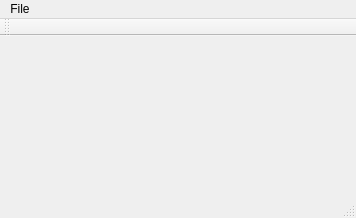
Qt form ktv/mainwindow.ui (jayavarman/qt-ktv) before a commit.
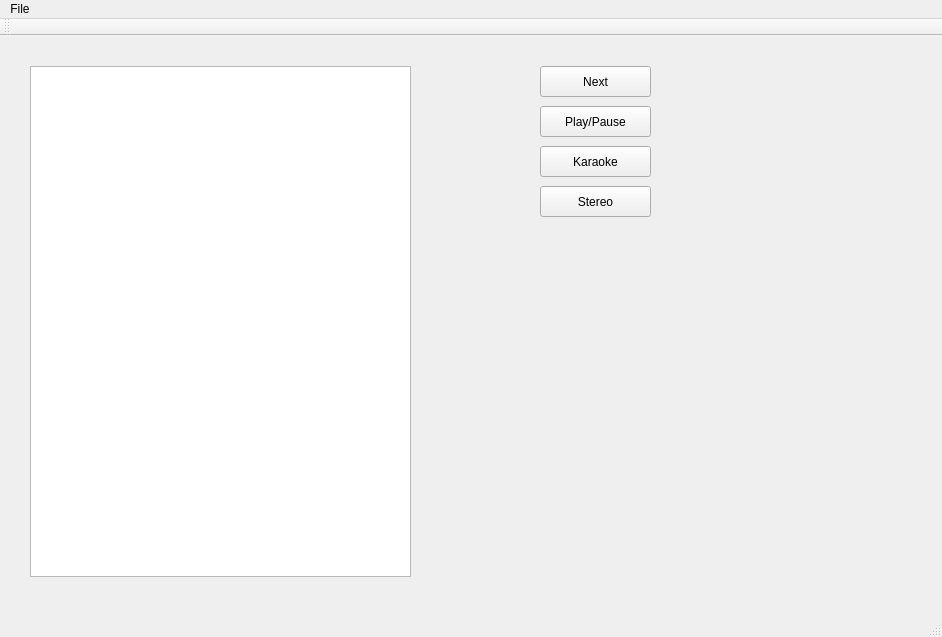
The same form after that commit.

Commit message: first phase of UI and song loaded some functions added

What changed in the file:
```diff
--- a/ktv/mainwindow.ui
+++ b/ktv/mainwindow.ui
@@ -6,21 +6,89 @@
    <rect>
     <x>0</x>
     <y>0</y>
-    <width>356</width>
-    <height>218</height>
+    <width>942</width>
+    <height>637</height>
    </rect>
   </property>
   <property name="windowTitle">
    <string>MainWindow</string>
   </property>
-  <widget class="QWidget" name="centralWidget"/>
+  <widget class="QWidget" name="centralWidget">
+   <widget class="QPushButton" name="nextButton">
+    <property name="geometry">
+     <rect>
+      <x>540</x>
+      <y>30</y>
+      <width>111</width>
+      <height>31</height>
+     </rect>
+    </property>
+    <property name="text">
+     <string>Next</string>
+    </property>
+   </widget>
+   <widget class="QPushButton" name="playButton">
+    <property name="geometry">
+     <rect>
+      <x>540</x>
+      <y>70</y>
+      <width>111</width>
+      <height>31</height>
+     </rect>
+    </property>
+    <property name="text">
+     <string>Play/Pause</string>
+    </property>
+   </widget>
+   <widget class="QPushButton" name="vocalButton">
+    <property name="geometry">
+     <rect>
+      <x>540</x>
+      <y>110</y>
+      <width>111</width>
+      <height>31</height>
+     </rect>
+    </property>
+    <property name="text">
+     <string>Karaoke</string>
+    </property>
+   </widget>
+   <widget class="QPushButton" name="stereoButton">
+    <property name="geometry">
+     <rect>
+      <x>540</x>
+      <y>150</y>
+      <width>111</width>
+      <height>31</height>
+     </rect>
+    </property>
+    <property name="text">
+     <string>Stereo</string>
+    </property>
+   </widget>
+   <widget class="QListWidget" name="songList">
+    <property name="geometry">
+     <rect>
+      <x>30</x>
+      <y>30</y>
+      <width>381</width>
+      <height>511</height>
+     </rect>
+    </property>
+    <property name="font">
+     <font>
+      <pointsize>14</pointsize>
+     </font>
+    </property>
+   </widget>
+  </widget>
   <widget class="QMenuBar" name="menuBar">
    <property name="geometry">
     <rect>
      <x>0</x>
      <y>0</y>
-     <width>356</width>
-     <height>25</height>
+     <width>942</width>
+     <height>27</height>
     </rect>
    </property>
    <widget class="QMenu" name="menuFile">
```
The commit also changes 6 other files.
